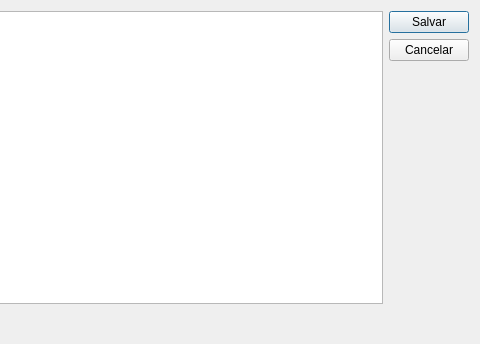
Qt form ui/contasapagar.ui (lellisls/ERP-STACCATO) before a commit; both pictures show x 308 to 788 and y 0 to 344 of the 788 by 344 pixel window.
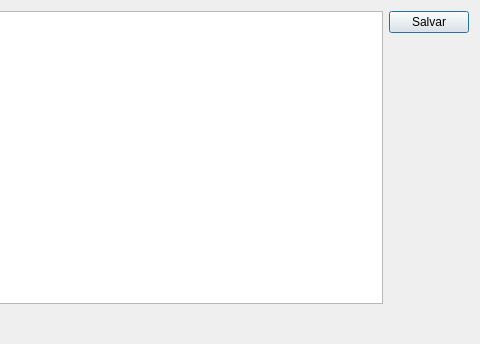
The same form after that commit.

Commit message: Removido botões de Cancelar

Diff of the .ui file:
```diff
--- a/ui/contasapagar.ui
+++ b/ui/contasapagar.ui
@@ -29,13 +29,6 @@
        </property>
       </widget>
      </item>
-     <item>
-      <widget class="QPushButton" name="pushButtonCancelar">
-       <property name="text">
-        <string>Cancelar</string>
-       </property>
-      </widget>
-     </item>
      <item>
       <spacer name="verticalSpacer_2">
        <property name="orientation">
```
Left out of the diff: 1 changed line with no effect on the pictures. The commit also changes 62 other files.
